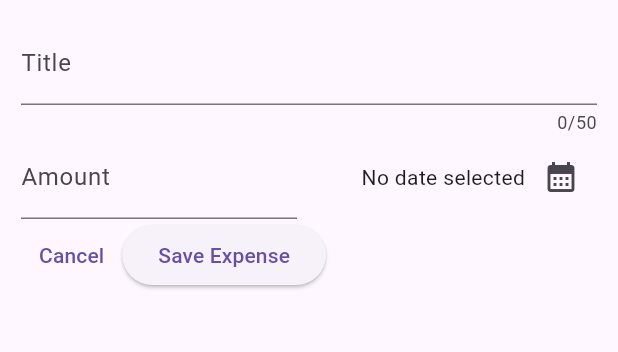
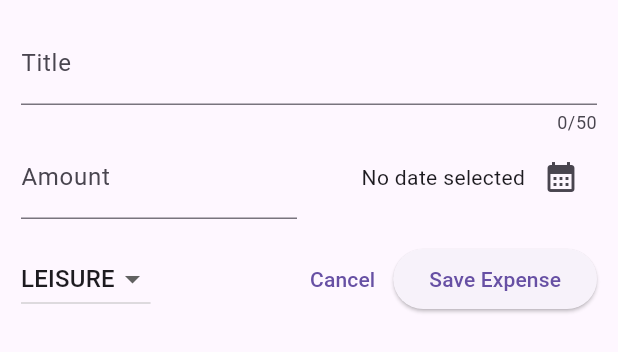
Before and after one commit to Avatbar/Flutter_Expense_Tracker_App, a Flutter app: the NewExpense widget shown alone on an empty page, opened directly, on a phone screen of 412 x 824 dp. Shown: the top 352 px of the screen. Run offline on Flutter 3.47's test engine with Material 2 defaults, Android fonts, the phone set to English and light mode, and no system bars.

Commit message:
Try to handle keyboard scroll and completed DropdownButton in BottomSheet

```diff
--- a/lib/widgets/expenses.dart
+++ b/lib/widgets/expenses.dart
@@ -30,6 +30,7 @@ class _ExpensesState extends State<Expenses> {
   void _openAddExpenseOverlay() {
     showModalBottomSheet(
         context: context,
+        // isScrollControlled: true,
         builder: (ctx) => const NewExpense(),
     );
   }
--- a/lib/widgets/new_expense.dart
+++ b/lib/widgets/new_expense.dart
@@ -11,7 +11,8 @@ class NewExpense extends StatefulWidget {
 class _NewExpenseState extends State<NewExpense> {
   final _titleController = TextEditingController();
   final _amountController = TextEditingController();
-  DateTime? _selectedDate ;
+  DateTime? _selectedDate;
+  Category _selectedCategory = Category.leisure;
 
   @override
   void dispose() {
@@ -24,7 +25,8 @@ class _NewExpenseState extends State<NewExpense> {
     final now = DateTime.now();
     final firstDate = DateTime(now.year - 1, now.month, now.day);
 
-    final pickDate = await showDatePicker(context: context,
+    final pickDate = await showDatePicker(
+      context: context,
       initialDate: now,
       firstDate: firstDate,
       lastDate: now,
@@ -43,16 +45,16 @@ class _NewExpenseState extends State<NewExpense> {
           TextField(
             controller: _titleController,
             maxLength: 50,
-            decoration: const InputDecoration(
-                label: Text("Title")
-            ),
+            decoration: const InputDecoration(label: Text("Title")),
           ),
           Row(
             children: [
               Expanded(
                 child: TextField(
                   controller: _amountController,
-                  keyboardType: const TextInputType.numberWithOptions(decimal: true,),
+                  keyboardType: const TextInputType.numberWithOptions(
+                    decimal: true,
+                  ),
                   decoration: const InputDecoration(
                     prefixText: "€ ",
                     label: Text("Amount"),
@@ -66,7 +68,9 @@ class _NewExpenseState extends State<NewExpense> {
                 crossAxisAlignment: CrossAxisAlignment.center,
                 children: [
                   Text(
-                          _selectedDate == null ? "No date selected" : formatter.format(_selectedDate!),
+                    _selectedDate == null
+                        ? "No date selected"
+                        : formatter.format(_selectedDate!),
                   ),
                   IconButton(
                     onPressed: _presentDatePicker,
@@ -75,26 +79,46 @@ class _NewExpenseState extends State<NewExpense> {
                     ),
                   ),
                 ],
-                  )
-              ),
+              )),
             ],
           ),
+          const SizedBox(height: 16,),
           Row(
             children: [
+              DropdownButton(
+                  value: _selectedCategory,
+                  items: Category.values
+                      .map(
+                        (category) => DropdownMenuItem(
+                          value: category,
+                          child: Text(
+                            category.name.toUpperCase(),
+                          ),
+                        ),
+                      )
+                      .toList(),
+                  onChanged: (value) {
+                    if (value == null) {
+                      return;
+                    }
+                    setState(() {
+                      _selectedCategory = (value) as Category;
+                    });
+                  }),
+              const Spacer(),
               TextButton(
                   onPressed: () {
                     Navigator.pop(context);
                   },
-                  child: const Text("Cancel")
-              ),
+                  child: const Text("Cancel")),
               ElevatedButton(
                   onPressed: () {
                     print(_titleController.text);
                     print(_amountController.text);
                   },
-                  child: const Text("Save Expense")
+                  child: const Text("Save Expense"))
+            ],
           )
-            ],)
         ],
       ),
     );
```
Lines whose indentation alone changed are shown as unchanged.
